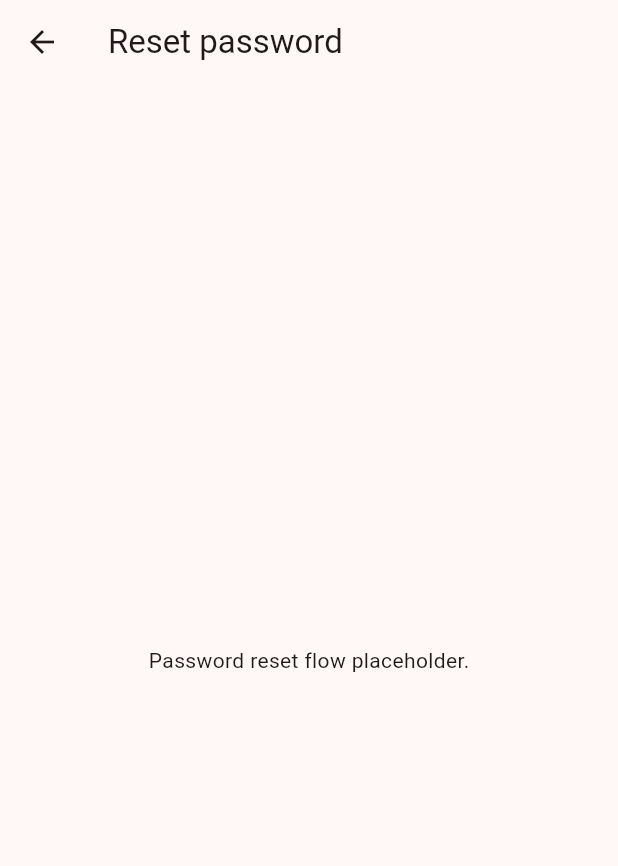
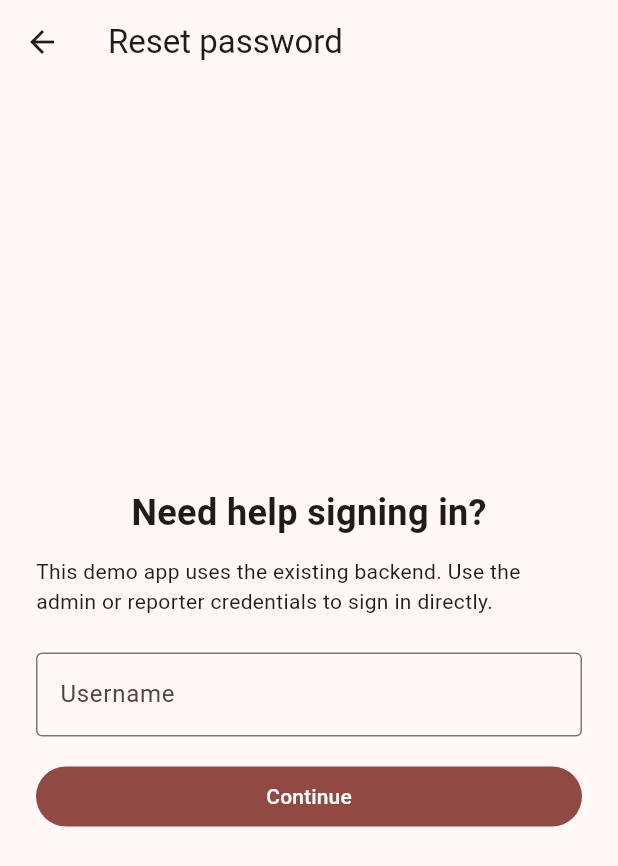
Before and after one commit to mplocaltime-ceo/mplocaltime, a Flutter app: the ForgotPasswordScreen screen opened directly, on a phone screen of 412 x 824 dp. Shown: the top 866 px of the screen. Run offline on Flutter 3.47's test engine with Material 3 defaults, Android fonts, the phone set to English and light mode, and no system bars; our stand-ins replace firebase_core, hive, hive_flutter, shared_preferences; accounts and stored records are empty; network calls fail.

Commit message:
Add registration and password reset flows with CI

```diff
--- a/mobile/lib/screens/forgot_password_screen.dart
+++ b/mobile/lib/screens/forgot_password_screen.dart
@@ -1,13 +1,69 @@
 import 'package:flutter/material.dart';
 
-class ForgotPasswordScreen extends StatelessWidget {
+class ForgotPasswordScreen extends StatefulWidget {
   const ForgotPasswordScreen({super.key});
+
+  @override
+  State<ForgotPasswordScreen> createState() => _ForgotPasswordScreenState();
+}
+
+class _ForgotPasswordScreenState extends State<ForgotPasswordScreen> {
+  final _formKey = GlobalKey<FormState>();
+  final _usernameController = TextEditingController();
+  bool _submitted = false;
+
+  @override
+  void dispose() {
+    _usernameController.dispose();
+    super.dispose();
+  }
 
   @override
   Widget build(BuildContext context) {
     return Scaffold(
       appBar: AppBar(title: const Text('Reset password')),
-      body: const Center(child: Text('Password reset flow placeholder.')),
+      body: Center(
+        child: ConstrainedBox(
+          constraints: const BoxConstraints(maxWidth: 420),
+          child: Padding(
+            padding: const EdgeInsets.all(24),
+            child: Form(
+              key: _formKey,
+              child: Column(
+                mainAxisAlignment: MainAxisAlignment.center,
+                children: [
+                  const Text('Need help signing in?', style: TextStyle(fontSize: 24, fontWeight: FontWeight.bold)),
+                  const SizedBox(height: 12),
+                  const Text('This demo app uses the existing backend. Use the admin or reporter credentials to sign in directly.'),
+                  const SizedBox(height: 24),
+                  TextFormField(
+                    controller: _usernameController,
+                    decoration: const InputDecoration(labelText: 'Username', border: OutlineInputBorder()),
+                    validator: (value) => (value == null || value.trim().isEmpty) ? 'Enter a username' : null,
+                  ),
+                  const SizedBox(height: 16),
+                  SizedBox(
+                    width: double.infinity,
+                    child: FilledButton(
+                      onPressed: () {
+                        if (_formKey.currentState!.validate()) {
+                          setState(() => _submitted = true);
+                        }
+                      },
+                      child: const Text('Continue'),
+                    ),
+                  ),
+                  if (_submitted)
+                    Padding(
+                      padding: const EdgeInsets.only(top: 16),
+                      child: Text('If the username exists, the app will guide you to sign in with the backend credentials. Try admin/changeme or reporter/contributor.'),
+                    ),
+                ],
+              ),
+            ),
+          ),
+        ),
+      ),
     );
   }
 }
```
Also changed, not shown: mobile/lib/screens/register_screen.dart (+93 -2 lines), 1 other file.
